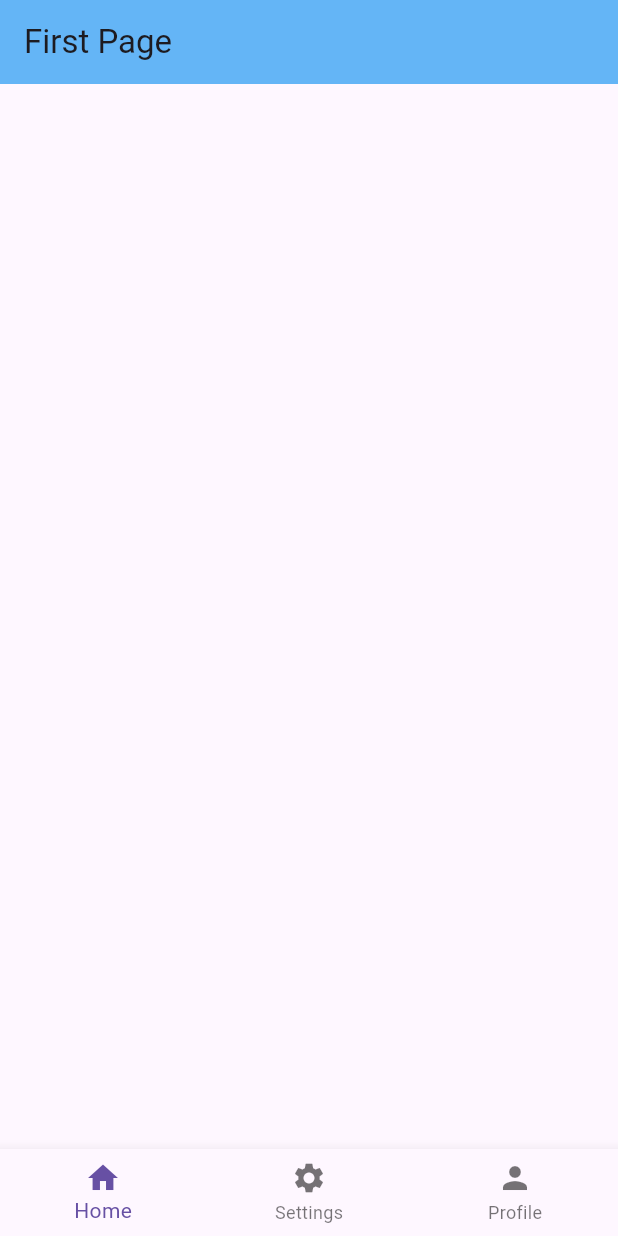
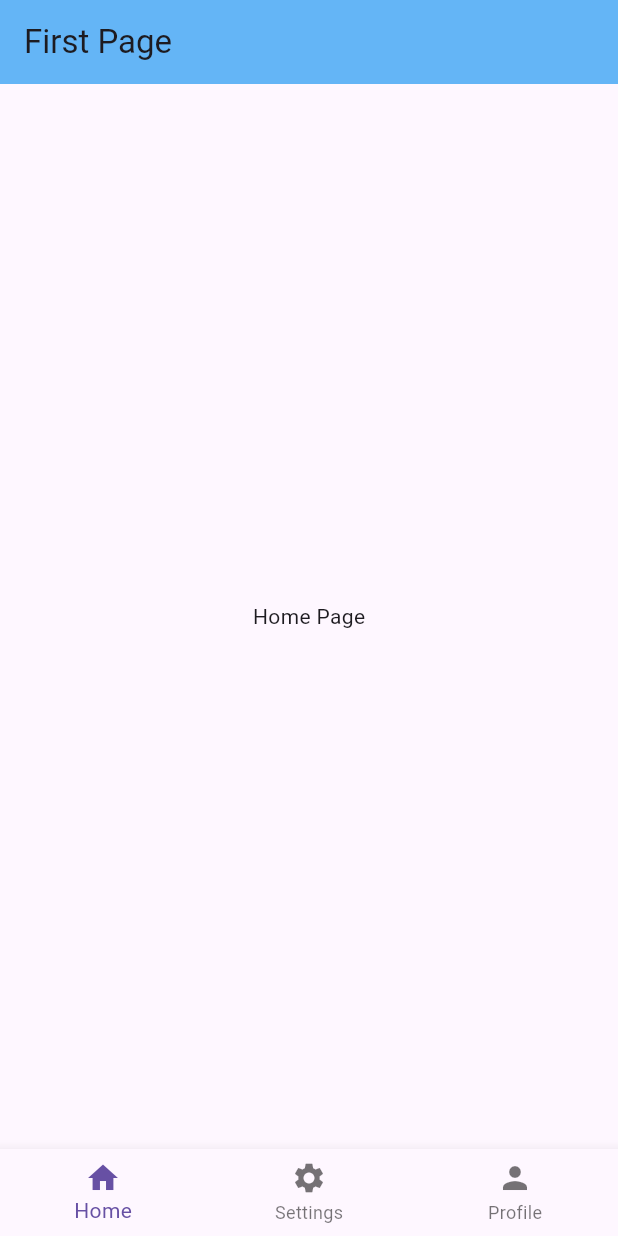
Before and after one commit to adeshgg/flutter, a Flutter app: the screen it shows after launch, on a phone screen of 412 x 824 dp. Run offline on Flutter 3.47's test engine with Material 3 defaults, Android fonts, the phone set to English and light mode, and no system bars.

Commit message:
implements bottom navigation

```diff
--- a/lib/pages/first_page.dart
+++ b/lib/pages/first_page.dart
@@ -1,9 +1,27 @@
 // ignore_for_file: prefer_const_literals_to_create_immutables, prefer_const_constructors
 
 import 'package:flutter/material.dart';
+import 'package:myapp/pages/about_page.dart';
+import 'package:myapp/pages/home_page.dart';
+import 'package:myapp/pages/settings_page.dart';
 
-class FirstPage extends StatelessWidget {
-  const FirstPage({super.key});
+class FirstPage extends StatefulWidget {
+  FirstPage({super.key});
+
+  @override
+  State<FirstPage> createState() => _FirstPageState();
+}
+
+class _FirstPageState extends State<FirstPage> {
+  int _selectedPageIndex = 0;
+
+  void _handleNavigation(int index) {
+    setState(() {
+      _selectedPageIndex = index;
+    });
+  }
+
+  final List _pages = [HomePage(), SettingsPage(), AboutPage()];
 
   @override
   Widget build(BuildContext context) {
@@ -12,12 +30,17 @@ class FirstPage extends StatelessWidget {
         title: const Text("First Page"),
         backgroundColor: Colors.blue[300],
       ),
-      bottomNavigationBar: BottomNavigationBar(items: [
-        // home
-        BottomNavigationBarItem(icon: Icon(Icons.home), label: "Home"),
-        BottomNavigationBarItem(icon: Icon(Icons.settings), label: "Settings"),
-        BottomNavigationBarItem(icon: Icon(Icons.person), label: "Profile")
-      ]),
+      body: _pages[_selectedPageIndex],
+      bottomNavigationBar: BottomNavigationBar(
+          currentIndex: _selectedPageIndex,
+          onTap: _handleNavigation,
+          items: [
+            // home
+            BottomNavigationBarItem(icon: Icon(Icons.home), label: "Home"),
+            BottomNavigationBarItem(
+                icon: Icon(Icons.settings), label: "Settings"),
+            BottomNavigationBarItem(icon: Icon(Icons.person), label: "Profile")
+          ]),
     );
   }
 }
```
